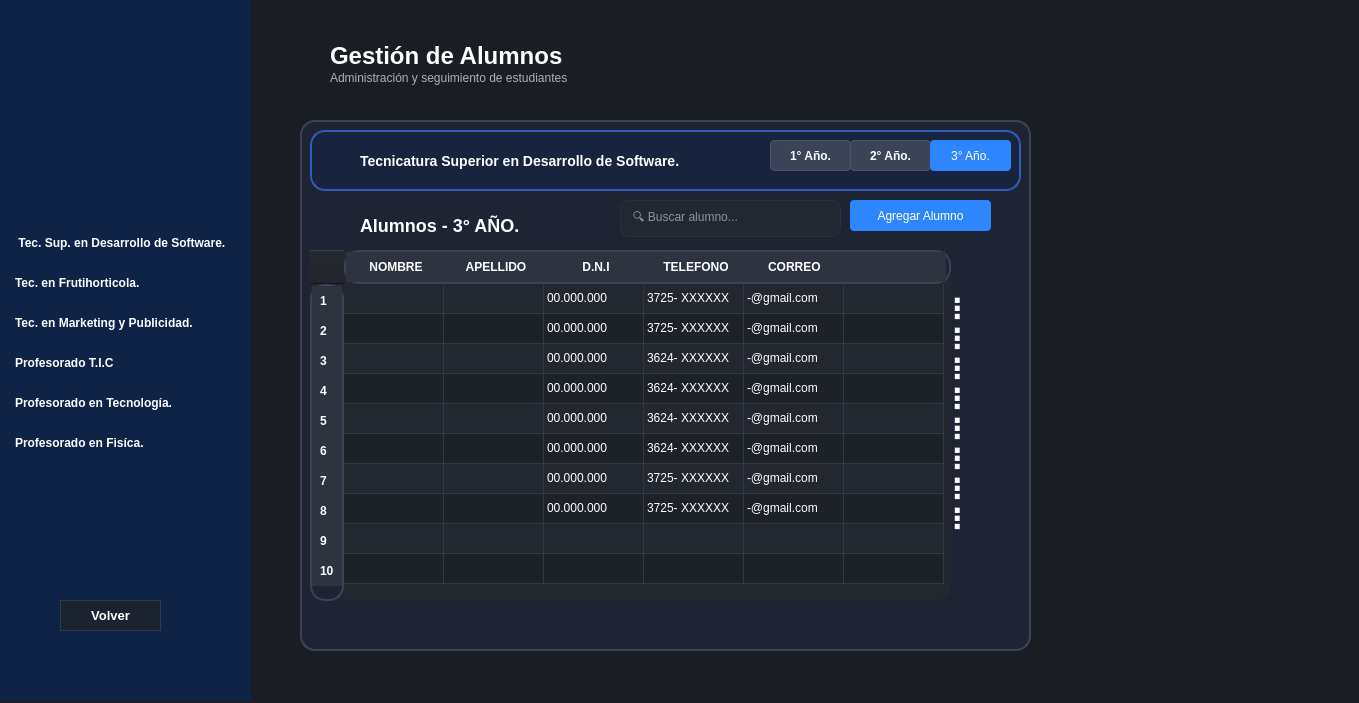
First picture: the form in ui/interfaz_inicio.ui, repository lugokevin69/proyecto_login, before the edit.
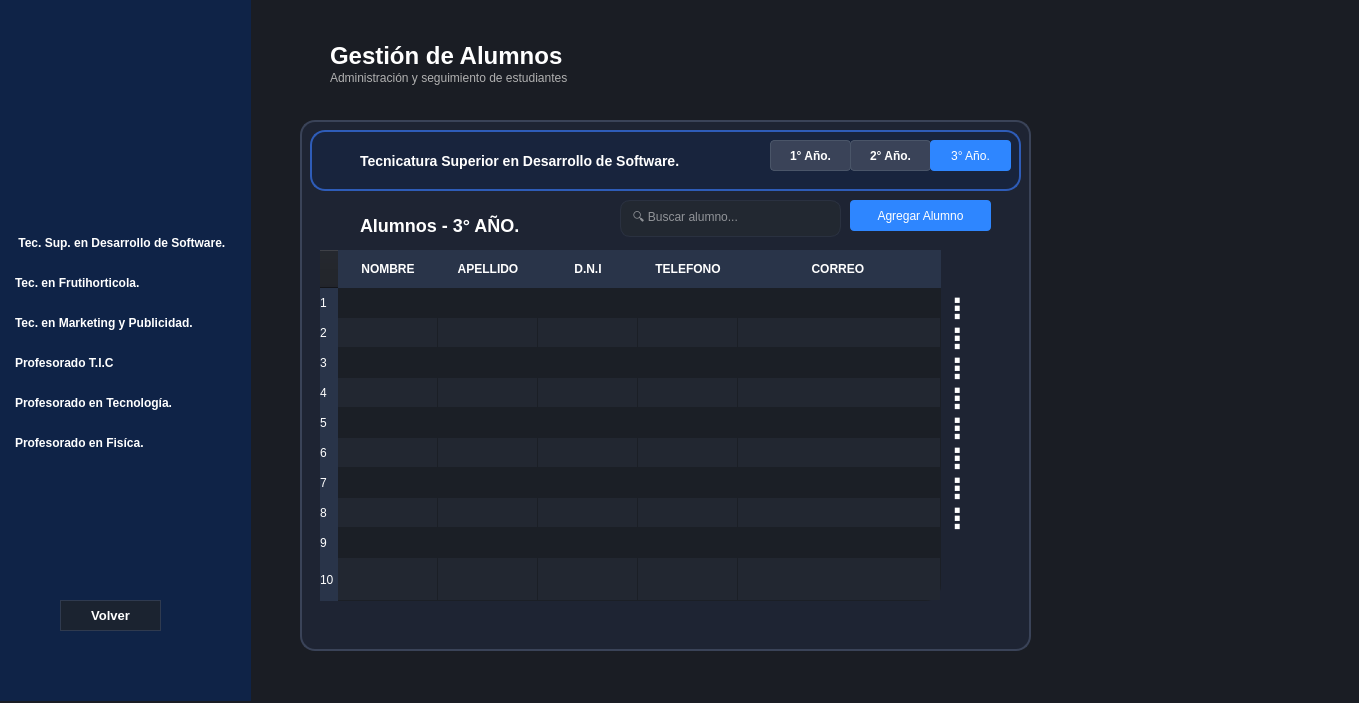
Second picture: the form after the edit. Icons and pictures are not drawn.

Commit message: interfaz actualizada con variable la tabla

```diff
--- a/ui/interfaz_inicio.ui
+++ b/ui/interfaz_inicio.ui
@@ -920,54 +920,92 @@
     <widget class="QTableWidget" name="tableWidget">
      <property name="geometry">
       <rect>
-       <x>10</x>
+       <x>20</x>
        <y>130</y>
-       <width>641</width>
+       <width>621</width>
        <height>351</height>
       </rect>
      </property>
      <property name="styleSheet">
-      <string notr="true">QTableWidget{
-    background-color: #23272F;
-    alternate-background-color: #1D2128;
+      <string notr="true">QTableWidget {
+    background-color: #1B1F26;
+    alternate-background-color: #222731;
     color: white;
-    border: none;
-    gridline-color: #323844;
-    font-family: &quot;Segoe UI&quot;;
-    font-size: 9pt;
-    selection-background-color: #3A4250;
+
+    border: 0px;
+    outline: none;
+    gridline-color: transparent;
+
+    selection-background-color: #2F80ED;
     selection-color: white;
 }
 
-QHeaderView::section{
-    background-color: #2D3440;
-    color: white;
+/* Eliminar los bordes de los encabezados */
+
+QHeaderView {
     border: none;
-    padding: 8px;
-    font-weight: 600;
+    background-color: transparent;
 }
 
-QTableCornerButton::section{
-    background-color: #2D3440;
+/* Encabezado horizontal */
+
+QHeaderView::section:horizontal {
+    background-color: #293449;
+    color: white;
     border: none;
+    padding: 10px;
+    font-weight: bold;
 }
 
-QPushButton{
-    background: transparent;
+/* Encabezado vertical */
+
+QHeaderView::section:vertical {
+    background-color: #293449;
     color: white;
     border: none;
-    font-size: 16px;
 }
 
-QPushButton:hover{
-    background-color: #323844;
-    border-radius: 5px;
+/* Eliminar el relieve de la esquina */
+
+QTableCornerButton::section {
+    border: none;
+    background-color: #293449;
 }
-</string>
+
+/* Eliminar el efecto de foco */
+
+QTableWidget::item {
+    border: none;
+    outline: none;
+}</string>
      </property>
      <property name="alternatingRowColors">
       <bool>true</bool>
      </property>
+     <attribute name="horizontalHeaderVisible">
+      <bool>true</bool>
+     </attribute>
+     <attribute name="horizontalHeaderCascadingSectionResizes">
+      <bool>false</bool>
+     </attribute>
+     <attribute name="horizontalHeaderHighlightSections">
+      <bool>true</bool>
+     </attribute>
+     <attribute name="horizontalHeaderShowSortIndicator" stdset="0">
+      <bool>false</bool>
+     </attribute>
+     <attribute name="horizontalHeaderStretchLastSection">
+      <bool>true</bool>
+     </attribute>
+     <attribute name="verticalHeaderCascadingSectionResizes">
+      <bool>true</bool>
+     </attribute>
+     <attribute name="verticalHeaderShowSortIndicator" stdset="0">
+      <bool>true</bool>
+     </attribute>
+     <attribute name="verticalHeaderStretchLastSection">
+      <bool>true</bool>
+     </attribute>
      <row>
       <property name="text">
        <string>1</string>
@@ -1046,15 +1084,13 @@
        <string>CORREO </string>
       </property>
      </column>
-     <column>
-      <property name="text">
-       <string/>
-      </property>
-     </column>
      <item row="0" column="0">
       <property name="text">
        <string/>
       </property>
+      <property name="flags">
+       <set>ItemIsSelectable|ItemIsEditable|ItemIsDragEnabled|ItemIsUserCheckable|ItemIsEnabled</set>
+      </property>
      </item>
      <item row="0" column="1">
       <property name="text">
@@ -1063,17 +1099,17 @@
      </item>
      <item row="0" column="2">
       <property name="text">
-       <string>00.000.000</string>
+       <string/>
       </property>
      </item>
      <item row="0" column="3">
       <property name="text">
-       <string>3725- XXXXXX</string>
+       <string/>
       </property>
      </item>
      <item row="0" column="4">
       <property name="text">
-       <string>-@gmail.com</string>
+       <string/>
       </property>
       <property name="background">
        <brush brushstyle="NoBrush">
@@ -1097,17 +1133,17 @@
      </item>
      <item row="1" column="2">
       <property name="text">
-       <string>00.000.000</string>
+       <string/>
       </property>
      </item>
      <item row="1" column="3">
       <property name="text">
-       <string>3725- XXXXXX</string>
+       <string/>
       </property>
      </item>
      <item row="1" column="4">
       <property name="text">
-       <string>-@gmail.com</string>
+       <string/>
       </property>
       <property name="background">
        <brush brushstyle="NoBrush">
@@ -1131,17 +1167,17 @@
      </item>
      <item row="2" column="2">
       <property name="text">
-       <string>00.000.000</string>
+       <string/>
       </property>
      </item>
      <item row="2" column="3">
       <property name="text">
-       <string>3624- XXXXXX</string>
+       <string/>
       </property>
      </item>
      <item row="2" column="4">
       <property name="text">
-       <string>-@gmail.com</string>
+       <string/>
       </property>
       <property name="background">
        <brush brushstyle="NoBrush">
@@ -1165,17 +1201,17 @@
      </item>
      <item row="3" column="2">
       <property name="text">
-       <string>00.000.000</string>
+       <string/>
       </property>
      </item>
      <item row="3" column="3">
       <property name="text">
-       <string>3624- XXXXXX</string>
+       <string/>
       </property>
      </item>
      <item row="3" column="4">
       <property name="text">
-       <string>-@gmail.com</string>
+       <string/>
       </property>
       <property name="background">
        <brush brushstyle="NoBrush">
@@ -1189,62 +1225,62 @@
      </item>
      <item row="4" column="2">
       <property name="text">
-       <string>00.000.000</string>
+       <string/>
       </property>
      </item>
      <item row="4" column="3">
       <property name="text">
-       <string>3624- XXXXXX</string>
+       <string/>
       </property>
      </item>
      <item row="4" column="4">
       <property name="text">
-       <string>-@gmail.com</string>
+       <string/>
       </property>
      </item>
      <item row="5" column="2">
       <property name="text">
-       <string>00.000.000</string>
+       <string/>
       </property>
      </item>
      <item row="5" column="3">
       <property name="text">
-       <string>3624- XXXXXX</string>
+       <string/>
       </property>
      </item>
      <item row="5" column="4">
       <property name="text">
-       <string>-@gmail.com</string>
+       <string/>
       </property>
      </item>
      <item row="6" column="2">
       <property name="text">
-       <string>00.000.000</string>
+       <string/>
       </property>
      </item>
      <item row="6" column="3">
       <property name="text">
-       <string>3725- XXXXXX</string>
+       <string/>
       </property>
      </item>
      <item row="6" column="4">
       <property name="text">
-       <string>-@gmail.com</string>
+       <string/>
       </property>
      </item>
      <item row="7" column="2">
       <property name="text">
-       <string>00.000.000</string>
+       <string/>
       </property>
      </item>
      <item row="7" column="3">
       <property name="text">
-       <string>3725- XXXXXX</string>
+       <string/>
       </property>
      </item>
      <item row="7" column="4">
       <property name="text">
-       <string>-@gmail.com</string>
+       <string/>
       </property>
      </item>
     </widget>
```
Left out of the diff: 2 changed lines with no effect on the pictures. The commit also changes 1 other file.
